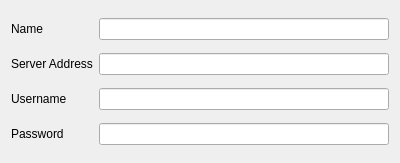
Above: src/services/ampache/NewServerWidget.ui from KDE/amarok before the change. Below: the same form after it.
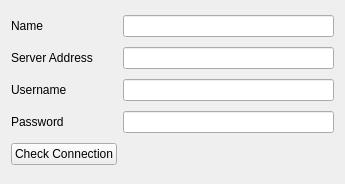
That is the form after the change. Custom widgets are drawn as their Qt base class.

Commit message: Added a "check server" button to the add new server window.

```diff
--- a/src/services/ampache/NewServerWidget.ui
+++ b/src/services/ampache/NewServerWidget.ui
@@ -6,8 +6,8 @@
    <rect>
     <x>0</x>
     <y>0</y>
-    <width>400</width>
-    <height>163</height>
+    <width>345</width>
+    <height>184</height>
    </rect>
   </property>
   <property name="windowTitle">
@@ -32,7 +32,20 @@
     </widget>
    </item>
    <item row="1" column="1">
-    <widget class="KLineEdit" name="serverAddressLineEdit"/>
+    <widget class="KLineEdit" name="serverAddressLineEdit">
+     <property name="sizePolicy">
+      <sizepolicy hsizetype="MinimumExpanding" vsizetype="Fixed">
+       <horstretch>0</horstretch>
+       <verstretch>0</verstretch>
+      </sizepolicy>
+     </property>
+     <property name="minimumSize">
+      <size>
+       <width>200</width>
+       <height>0</height>
+      </size>
+     </property>
+    </widget>
    </item>
    <item row="2" column="0">
     <widget class="QLabel" name="labelUsername">
@@ -58,9 +71,34 @@
      </property>
     </widget>
    </item>
+   <item row="4" column="0">
+    <widget class="KPushButton" name="verifyButton">
+     <property name="text">
+      <string>Check Connection</string>
+     </property>
+    </widget>
+   </item>
+   <item row="4" column="1">
+    <widget class="QLabel" name="verifyLabel">
+     <property name="minimumSize">
+      <size>
+       <width>0</width>
+       <height>0</height>
+      </size>
+     </property>
+     <property name="text">
+      <string/>
+     </property>
+    </widget>
+   </item>
   </layout>
  </widget>
  <customwidgets>
+  <customwidget>
+   <class>KPushButton</class>
+   <extends>QPushButton</extends>
+   <header>kpushbutton.h</header>
+  </customwidget>
   <customwidget>
    <class>KLineEdit</class>
    <extends>QLineEdit</extends>
```
The commit also changes 6 other files.
